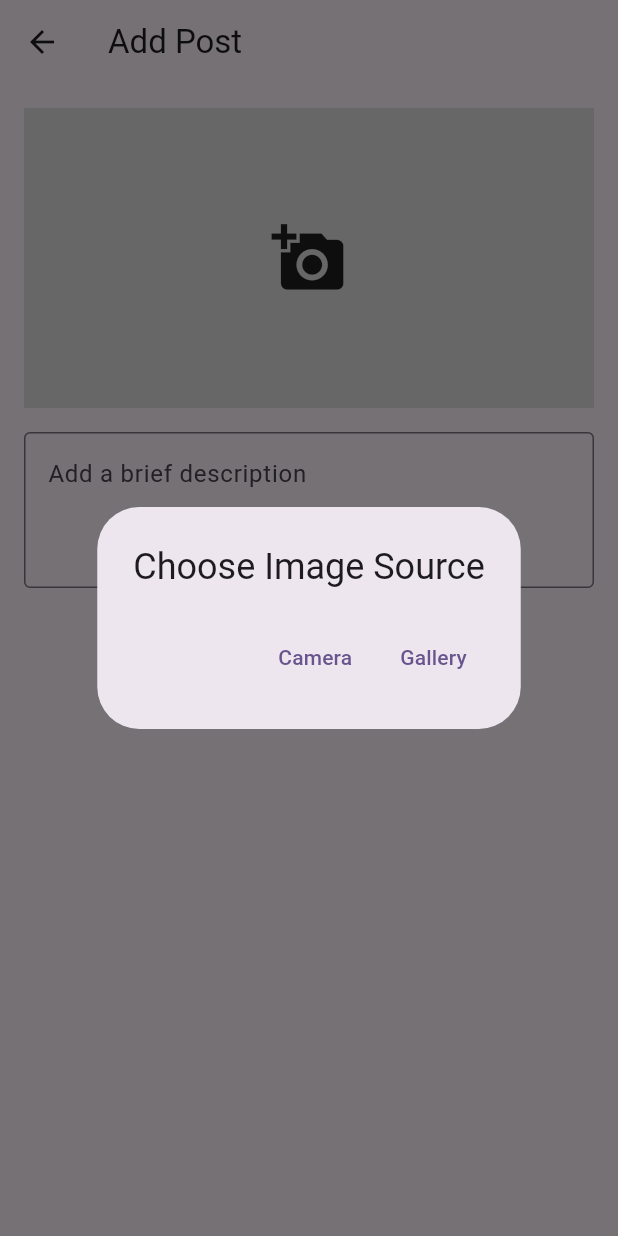
After one commit to Mobile-Programming-MDP/project-latihan-pab2-ivanmdp, a Flutter app: the AddPostScreen screen opened directly, after a tap on the "add a photo" icon, on a phone screen of 412 x 824 dp. The commit adds this screen. Run offline on Flutter 3.47's test engine with Material 3 defaults, Android fonts, the phone set to English and light mode, and no system bars; our stand-ins replace cloud_firestore, firebase_auth, firebase_core, firebase_database, flutter_image_compress, geolocator and 2 more; accounts and stored records are empty.

Commit message:
update fasum

```diff
--- /dev/null
+++ b/fasum/lib/screens/add_post_screen.dart
@@ -0,0 +1,190 @@
+import 'dart:convert';
+import 'dart:io';
+import 'package:flutter/material.dart';
+import 'package:image_picker/image_picker.dart';
+import 'package:cloud_firestore/cloud_firestore.dart';
+import 'package:geolocator/geolocator.dart';
+import 'package:flutter_image_compress/flutter_image_compress.dart';
+import 'package:firebase_auth/firebase_auth.dart';
+
+class AddPostScreen extends StatefulWidget {
+  const AddPostScreen({super.key});
+  @override
+  State<AddPostScreen> createState() => _AddPostScreenState();
+}
+
+class _AddPostScreenState extends State<AddPostScreen> {
+  File? _image;
+  String? _base64Image;
+  final TextEditingController _descriptionController = TextEditingController();
+  final ImagePicker _picker = ImagePicker();
+  bool _isUploading = false;
+  double? _latitude;
+  double? _longitude;
+  Future<void> _pickImage(ImageSource source) async {
+    final pickedFile = await _picker.pickImage(source: source);
+    if (pickedFile != null) {
+      setState(() {
+        _image = File(pickedFile.path);
+      });
+      await _compressAndEncodeImage();
+    }
+  }
+
+  Future<void> _compressAndEncodeImage() async {
+    if (_image == null) return;
+    final compressedImage = await FlutterImageCompress.compressWithFile(
+      _image!.path,
+      quality: 50,
+    );
+    if (compressedImage == null) return;
+    setState(() {
+      _base64Image = base64Encode(compressedImage);
+    });
+  }
+
+  Future<void> _getLocation() async {
+    bool serviceEnabled;
+    LocationPermission permission;
+    serviceEnabled = await Geolocator.isLocationServiceEnabled();
+    if (!serviceEnabled) {
+      throw Exception('Location services are disabled');
+    }
+    permission = await Geolocator.checkPermission();
+    if (permission == LocationPermission.denied) {
+      permission = await Geolocator.requestPermission();
+      if (permission == LocationPermission.deniedForever || permission == LocationPermission.denied) {
+        throw Exception('Location permissions are denied.');
+      }
+    }
+    try {
+      final position = await Geolocator.getCurrentPosition(
+        locationSettings: LocationSettings(accuracy: LocationAccuracy.high),
+      ).timeout(const Duration(seconds: 10));
+      setState(() {
+        _latitude = position.latitude;
+        _longitude = position.longitude;
+      });
+    } catch (e) {
+      debugPrint('Failed to retrieve location: $e');
+      setState(() {
+        _latitude = null;
+        _longitude = null;
+      });
+    }
+  }
+
+  Future<void> _submitPost() async {
+    if (_base64Image == null || _descriptionController.text.isEmpty) return;
+    setState(() => _isUploading = true);
+    final now = DateTime.now().toIso8601String();
+    final uid = FirebaseAuth.instance.currentUser?.uid;
+    if (uid == null) {
+      setState(() => _isUploading = false);
+      ScaffoldMessenger.of(context).showSnackBar(
+        SnackBar(content: Text('User not found.')),
+      );
+      return;
+    }
+
+    try {
+      await _getLocation();
+      // Ambil nama lengkap dari koleksi users
+      final userDoc = await FirebaseFirestore.instance.collection('users').doc(uid).get();
+      final fullName = userDoc.data()?['fullName'] ?? 'Anonymous';
+      await FirebaseFirestore.instance.collection('posts').add({
+        'image': _base64Image,
+        'description': _descriptionController.text,
+        'createdAt': now,
+        'latitude': _latitude,
+        'longitude': _longitude,
+        'fullName': fullName,
+        'userId': uid, // optional: jika ingin simpan UID juga
+      });
+
+      if (!mounted) return;
+      Navigator.pop(context);
+    } catch (e) {
+      debugPrint('Upload failed: $e');
+      if (!mounted) return;
+      setState(() => _isUploading = false);
+      ScaffoldMessenger.of(context).showSnackBar(
+        SnackBar(content: Text('Failed to upload the post.')),
+      );
+    }
+  }
+
+  void _showImageSourceDialog() {
+    showDialog(
+      context: context,
+      builder: (context) => AlertDialog(
+        title: Text("Choose Image Source"),
+        actions: [
+          TextButton(
+            onPressed: () {
+              Navigator.pop(context);
+              _pickImage(ImageSource.camera);
+            },
+            child: Text("Camera"),
+          ),
+          TextButton(
+            onPressed: () {
+              Navigator.pop(context);
+              _pickImage(ImageSource.gallery);
+            },
+            child: Text("Gallery"),
+          ),
+        ],
+      )
+    );
+  }
+
+  @override
+  Widget build(BuildContext context) {
+    return Scaffold(
+      appBar: AppBar(title: Text('Add Post')),
+      body: SingleChildScrollView(
+        padding: EdgeInsets.all(16),
+        child: Column(
+          children: [
+            _image != null
+              ? Image.file(
+                _image!,
+                height: 200,
+                width: double.infinity,
+                fit: BoxFit.cover,
+              )
+            : GestureDetector(
+              onTap: _showImageSourceDialog,
+              child: Container(
+                height: 200,
+                color: Colors.grey[300],
+                child: Center(
+                  child: Icon(Icons.add_a_photo, size: 50),
+                ),
+              ),
+            ),
+            SizedBox(height: 16),
+            TextField(
+              controller: _descriptionController,
+              textCapitalization: TextCapitalization.sentences,
+              maxLines: 3,
+              decoration: InputDecoration(
+                hintText: 'Add a brief description',
+                border: OutlineInputBorder(),
+              ),
+            ),
+            SizedBox(height: 16),
+            _isUploading
+              ? CircularProgressIndicator()
+              : ElevatedButton.icon(
+                onPressed: _submitPost,
+                icon: Icon(Icons.upload),
+                label: Text('Post')
+              ),
+          ],
+        ),
+      )
+    );
+  }
+}
```
Also changed, not shown: fasum/lib/screens/sign_up_screen.dart (+19 -3 lines), fasum/pubspec.yaml (+6 -3 lines), fasum/pubspec.lock, 3 other files.
